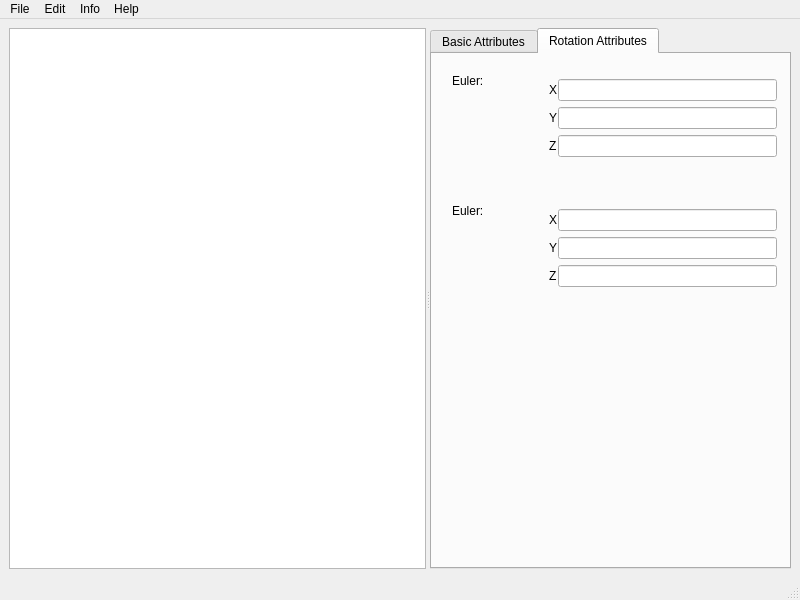
The window that MainWindow/MainWindow.ui (Philip117/FBXViewer) describes before a commit, drawn with Qt 5.
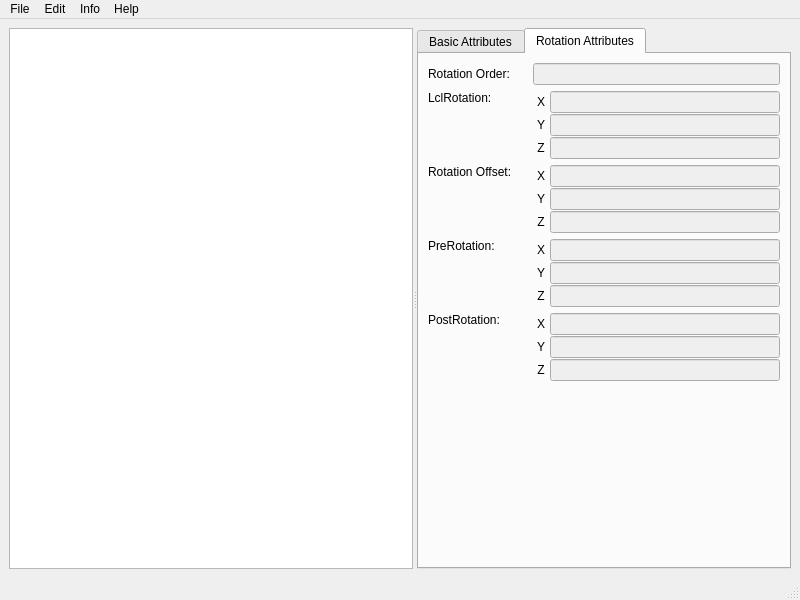
The same window after the commit. The open tabs and pages were chosen to show the change.

The edit to the form file:
```diff
--- a/MainWindow/MainWindow.ui
+++ b/MainWindow/MainWindow.ui
@@ -509,20 +509,37 @@
         <attribute name="title">
          <string>Rotation Attributes</string>
         </attribute>
-        <widget class="QWidget" name="horizontalLayoutWidget_7">
-         <property name="geometry">
-          <rect>
-           <x>20</x>
-           <y>20</y>
-           <width>325</width>
-           <height>91</height>
-          </rect>
-         </property>
-         <layout class="QHBoxLayout" name="horizontalLayout_14" stretch="2,5">
+        <layout class="QVBoxLayout" name="verticalLayout_10">
+         <item>
+          <layout class="QHBoxLayout" name="horizontalLayout_rotationOrder" stretch="2,5">
+           <item>
+            <widget class="QLabel" name="label_23">
+             <property name="text">
+              <string>Rotation Order:</string>
+             </property>
+            </widget>
+           </item>
+           <item>
+            <widget class="QLineEdit" name="lineEdit_rotationOrder">
+             <property name="enabled">
+              <bool>false</bool>
+             </property>
+             <property name="text">
+              <string notr="true"/>
+             </property>
+             <property name="readOnly">
+              <bool>true</bool>
+             </property>
+            </widget>
+           </item>
+          </layout>
+         </item>
+         <item>
+          <layout class="QHBoxLayout" name="horizontalLayout_lclRotation" stretch="2,5">
           <item>
            <widget class="QLabel" name="label_15">
             <property name="text">
-             <string>Euler:</string>
+              <string>LclRotation:</string>
             </property>
             <property name="alignment">
              <set>Qt::AlignLeading|Qt::AlignLeft|Qt::AlignTop</set>
@@ -538,13 +555,25 @@
              <layout class="QHBoxLayout" name="horizontalLayout_15">
               <item>
                <widget class="QLabel" name="label_16">
+                 <property name="minimumSize">
+                  <size>
+                   <width>16</width>
+                   <height>0</height>
+                  </size>
+                 </property>
                 <property name="text">
                  <string notr="true">X</string>
                 </property>
+                 <property name="alignment">
+                  <set>Qt::AlignCenter</set>
+                 </property>
                </widget>
               </item>
               <item>
-               <widget class="QLineEdit" name="lineEdit_10">
+                <widget class="QLineEdit" name="lineEdit_lclRotationX">
+                 <property name="enabled">
+                  <bool>false</bool>
+                 </property>
                 <property name="text">
                  <string notr="true"/>
                 </property>
@@ -556,13 +585,25 @@
              <layout class="QHBoxLayout" name="horizontalLayout_16">
               <item>
                <widget class="QLabel" name="label_17">
+                 <property name="minimumSize">
+                  <size>
+                   <width>16</width>
+                   <height>0</height>
+                  </size>
+                 </property>
                 <property name="text">
                  <string notr="true">Y</string>
                 </property>
+                 <property name="alignment">
+                  <set>Qt::AlignCenter</set>
+                 </property>
                </widget>
               </item>
               <item>
-               <widget class="QLineEdit" name="lineEdit_11">
+                <widget class="QLineEdit" name="lineEdit_lclRotationY">
+                 <property name="enabled">
+                  <bool>false</bool>
+                 </property>
                 <property name="text">
                  <string notr="true"/>
                 </property>
@@ -574,13 +615,25 @@
              <layout class="QHBoxLayout" name="horizontalLayout_17">
               <item>
                <widget class="QLabel" name="label_18">
+                 <property name="minimumSize">
+                  <size>
+                   <width>16</width>
+                   <height>0</height>
+                  </size>
+                 </property>
                 <property name="text">
                  <string notr="true">Z</string>
                 </property>
+                 <property name="alignment">
+                  <set>Qt::AlignCenter</set>
+                 </property>
                </widget>
               </item>
               <item>
-               <widget class="QLineEdit" name="lineEdit_12">
+                <widget class="QLineEdit" name="lineEdit_lclRotationZ">
+                 <property name="enabled">
+                  <bool>false</bool>
+                 </property>
                 <property name="text">
                  <string notr="true"/>
                 </property>
@@ -591,21 +644,13 @@
            </layout>
           </item>
          </layout>
-        </widget>
-        <widget class="QWidget" name="horizontalLayoutWidget_8">
-         <property name="geometry">
-          <rect>
-           <x>20</x>
-           <y>150</y>
-           <width>325</width>
-           <height>91</height>
-          </rect>
-         </property>
-         <layout class="QHBoxLayout" name="horizontalLayout_18" stretch="2,5">
+         </item>
+         <item>
+          <layout class="QHBoxLayout" name="horizontalLayout_rotationOffset" stretch="2,5">
           <item>
            <widget class="QLabel" name="label_19">
             <property name="text">
-             <string>Euler:</string>
+              <string>Rotation Offset:</string>
             </property>
             <property name="alignment">
              <set>Qt::AlignLeading|Qt::AlignLeft|Qt::AlignTop</set>
@@ -621,13 +666,25 @@
              <layout class="QHBoxLayout" name="horizontalLayout_19">
               <item>
                <widget class="QLabel" name="label_20">
+                 <property name="minimumSize">
+                  <size>
+                   <width>16</width>
+                   <height>0</height>
+                  </size>
+                 </property>
                 <property name="text">
                  <string notr="true">X</string>
                 </property>
+                 <property name="alignment">
+                  <set>Qt::AlignCenter</set>
+                 </property>
                </widget>
               </item>
               <item>
-               <widget class="QLineEdit" name="lineEdit_13">
+                <widget class="QLineEdit" name="lineEdit_rotationOffsetX">
+                 <property name="enabled">
+                  <bool>false</bool>
+                 </property>
                 <property name="text">
                  <string notr="true"/>
                 </property>
@@ -639,13 +696,25 @@
              <layout class="QHBoxLayout" name="horizontalLayout_20">
               <item>
                <widget class="QLabel" name="label_21">
+                 <property name="minimumSize">
+                  <size>
+                   <width>16</width>
+                   <height>0</height>
+                  </size>
+                 </property>
                 <property name="text">
                  <string notr="true">Y</string>
                 </property>
+                 <property name="alignment">
+                  <set>Qt::AlignCenter</set>
+                 </property>
                </widget>
               </item>
               <item>
-               <widget class="QLineEdit" name="lineEdit_14">
+                <widget class="QLineEdit" name="lineEdit_rotationOffsetY">
+                 <property name="enabled">
+                  <bool>false</bool>
+                 </property>
                 <property name="text">
                  <string notr="true"/>
                 </property>
@@ -657,13 +726,25 @@
              <layout class="QHBoxLayout" name="horizontalLayout_21">
               <item>
                <widget class="QLabel" name="label_22">
+                 <property name="minimumSize">
+                  <size>
+                   <width>16</width>
+                   <height>0</height>
+                  </size>
+                 </property>
                 <property name="text">
                  <string notr="true">Z</string>
                 </property>
+                 <property name="alignment">
+                  <set>Qt::AlignCenter</set>
+                 </property>
                </widget>
               </item>
               <item>
-               <widget class="QLineEdit" name="lineEdit_15">
+                <widget class="QLineEdit" name="lineEdit_rotationOffsetZ">
+                 <property name="enabled">
+                  <bool>false</bool>
+                 </property>
                 <property name="text">
                  <string notr="true"/>
                 </property>
@@ -674,7 +755,243 @@
            </layout>
           </item>
          </layout>
-        </widget>
+         </item>
+         <item>
+          <layout class="QHBoxLayout" name="horizontalLayout_preRotation" stretch="2,5">
+           <item>
+            <widget class="QLabel" name="label_24">
+             <property name="text">
+              <string>PreRotation:</string>
+             </property>
+             <property name="alignment">
+              <set>Qt::AlignLeading|Qt::AlignLeft|Qt::AlignTop</set>
+             </property>
+            </widget>
+           </item>
+           <item>
+            <layout class="QVBoxLayout" name="verticalLayout_8">
+             <property name="spacing">
+              <number>1</number>
+             </property>
+             <item>
+              <layout class="QHBoxLayout" name="horizontalLayout_23">
+               <item>
+                <widget class="QLabel" name="label_25">
+                 <property name="minimumSize">
+                  <size>
+                   <width>16</width>
+                   <height>0</height>
+                  </size>
+                 </property>
+                 <property name="text">
+                  <string notr="true">X</string>
+                 </property>
+                 <property name="alignment">
+                  <set>Qt::AlignCenter</set>
+                 </property>
+                </widget>
+               </item>
+               <item>
+                <widget class="QLineEdit" name="lineEdit_preRotationX">
+                 <property name="enabled">
+                  <bool>false</bool>
+                 </property>
+                 <property name="text">
+                  <string notr="true"/>
+                 </property>
+                </widget>
+               </item>
+              </layout>
+             </item>
+             <item>
+              <layout class="QHBoxLayout" name="horizontalLayout_24">
+               <item>
+                <widget class="QLabel" name="label_26">
+                 <property name="minimumSize">
+                  <size>
+                   <width>16</width>
+                   <height>0</height>
+                  </size>
+                 </property>
+                 <property name="text">
+                  <string notr="true">Y</string>
+                 </property>
+                 <property name="alignment">
+                  <set>Qt::AlignCenter</set>
+                 </property>
+                </widget>
+               </item>
+               <item>
+                <widget class="QLineEdit" name="lineEdit_preRotationY">
+                 <property name="enabled">
+                  <bool>false</bool>
+                 </property>
+                 <property name="text">
+                  <string notr="true"/>
+                 </property>
+                </widget>
+               </item>
+              </layout>
+             </item>
+             <item>
+              <layout class="QHBoxLayout" name="horizontalLayout_25">
+               <item>
+                <widget class="QLabel" name="label_27">
+                 <property name="minimumSize">
+                  <size>
+                   <width>16</width>
+                   <height>0</height>
+                  </size>
+                 </property>
+                 <property name="text">
+                  <string notr="true">Z</string>
+                 </property>
+                 <property name="alignment">
+                  <set>Qt::AlignCenter</set>
+                 </property>
+                </widget>
+               </item>
+               <item>
+                <widget class="QLineEdit" name="lineEdit_preRotationZ">
+                 <property name="enabled">
+                  <bool>false</bool>
+                 </property>
+                 <property name="text">
+                  <string notr="true"/>
+                 </property>
+                </widget>
+               </item>
+              </layout>
+             </item>
+            </layout>
+           </item>
+          </layout>
+         </item>
+         <item>
+          <layout class="QHBoxLayout" name="horizontalLayout_postRotation" stretch="2,5">
+           <item>
+            <widget class="QLabel" name="label_28">
+             <property name="text">
+              <string>PostRotation:</string>
+             </property>
+             <property name="alignment">
+              <set>Qt::AlignLeading|Qt::AlignLeft|Qt::AlignTop</set>
+             </property>
+            </widget>
+           </item>
+           <item>
+            <layout class="QVBoxLayout" name="verticalLayout_9">
+             <property name="spacing">
+              <number>1</number>
+             </property>
+             <item>
+              <layout class="QHBoxLayout" name="horizontalLayout_27">
+               <item>
+                <widget class="QLabel" name="label_29">
+                 <property name="minimumSize">
+                  <size>
+                   <width>16</width>
+                   <height>0</height>
+                  </size>
+                 </property>
+                 <property name="text">
+                  <string notr="true">X</string>
+                 </property>
+                 <property name="alignment">
+                  <set>Qt::AlignCenter</set>
+                 </property>
+                </widget>
+               </item>
+               <item>
+                <widget class="QLineEdit" name="lineEdit_postRotationX">
+                 <property name="enabled">
+                  <bool>false</bool>
+                 </property>
+                 <property name="text">
+                  <string notr="true"/>
+                 </property>
+                </widget>
+               </item>
+              </layout>
+             </item>
+             <item>
+              <layout class="QHBoxLayout" name="horizontalLayout_28">
+               <item>
+                <widget class="QLabel" name="label_30">
+                 <property name="minimumSize">
+                  <size>
+                   <width>16</width>
+                   <height>0</height>
+                  </size>
+                 </property>
+                 <property name="text">
+                  <string notr="true">Y</string>
+                 </property>
+                 <property name="alignment">
+                  <set>Qt::AlignCenter</set>
+                 </property>
+                </widget>
+               </item>
+               <item>
+                <widget class="QLineEdit" name="lineEdit_postRotationY">
+                 <property name="enabled">
+                  <bool>false</bool>
+                 </property>
+                 <property name="text">
+                  <string notr="true"/>
+                 </property>
+                </widget>
+               </item>
+              </layout>
+             </item>
+             <item>
+              <layout class="QHBoxLayout" name="horizontalLayout_29">
+               <item>
+                <widget class="QLabel" name="label_31">
+                 <property name="minimumSize">
+                  <size>
+                   <width>16</width>
+                   <height>0</height>
+                  </size>
+                 </property>
+                 <property name="text">
+                  <string notr="true">Z</string>
+                 </property>
+                 <property name="alignment">
+                  <set>Qt::AlignCenter</set>
+                 </property>
+                </widget>
+               </item>
+               <item>
+                <widget class="QLineEdit" name="lineEdit_postRotationZ">
+                 <property name="enabled">
+                  <bool>false</bool>
+                 </property>
+                 <property name="text">
+                  <string notr="true"/>
+                 </property>
+                </widget>
+               </item>
+              </layout>
+             </item>
+            </layout>
+           </item>
+          </layout>
+         </item>
+         <item>
+          <spacer name="verticalSpacer_2">
+           <property name="orientation">
+            <enum>Qt::Vertical</enum>
+           </property>
+           <property name="sizeHint" stdset="0">
+            <size>
+             <width>20</width>
+             <height>40</height>
+            </size>
+           </property>
+          </spacer>
+         </item>
+        </layout>
        </widget>
       </widget>
      </widget>
```
Left out of the diff: 2 changed lines with no effect on the pictures. Lines whose indentation alone changed are shown as unchanged.
